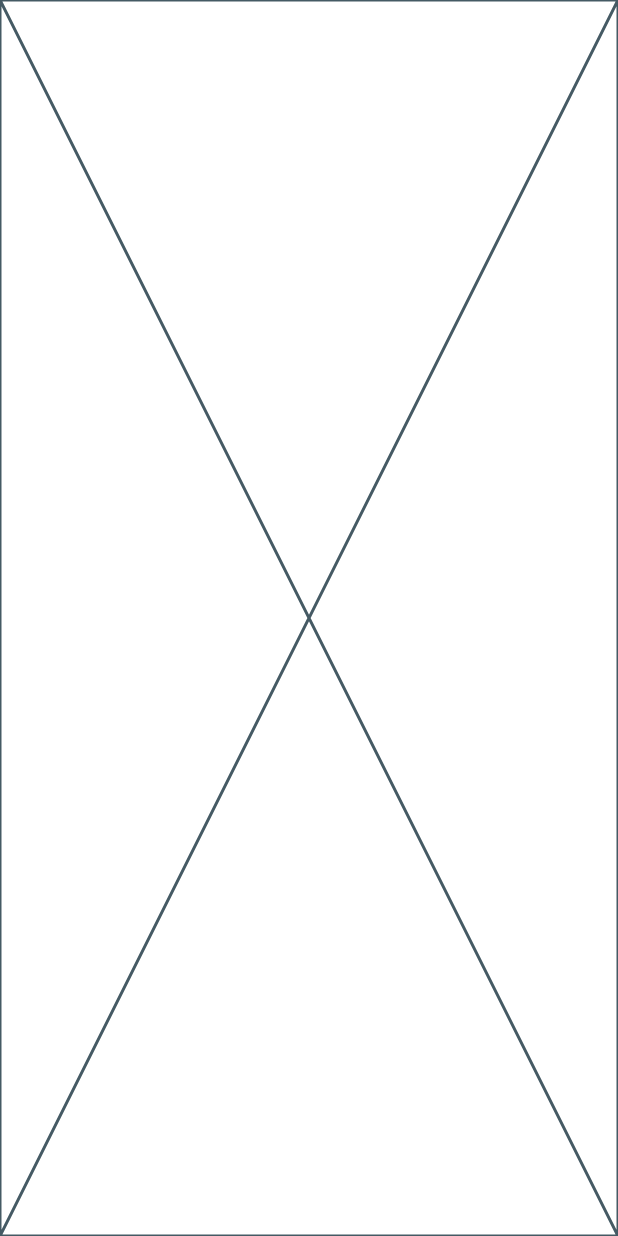
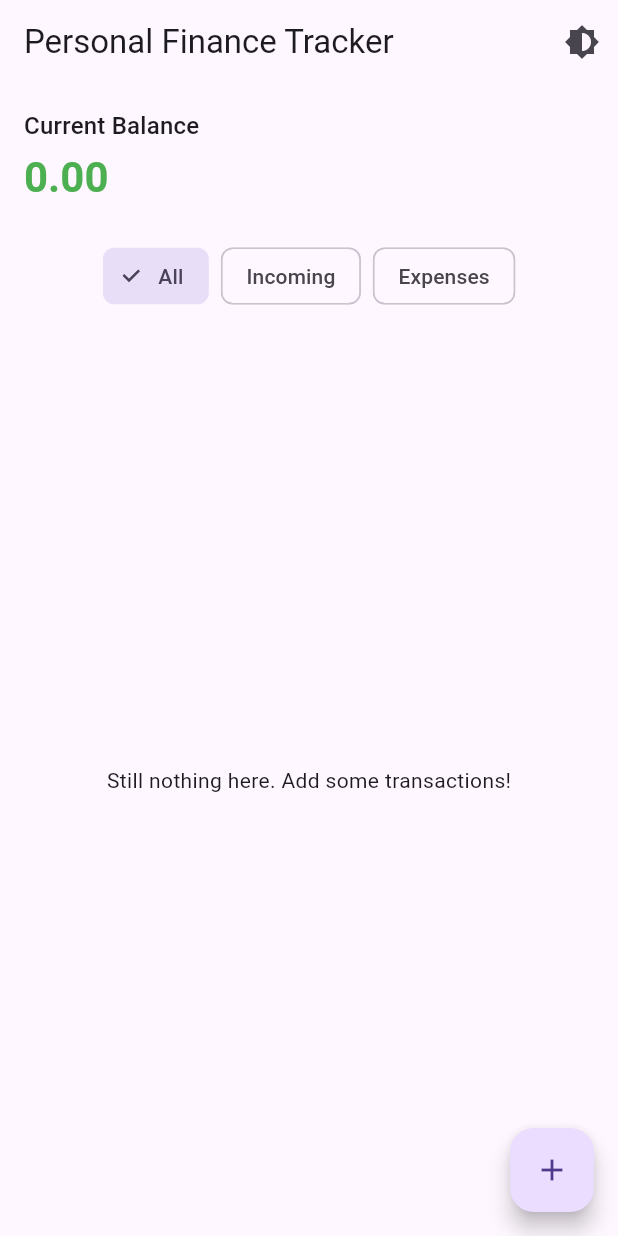
Before and after one commit to annaghiotto/personal_finance_tracker, a Flutter app: the screen it shows after launch, on a phone screen of 412 x 824 dp. Run offline on Flutter 3.47's test engine with Material 3 defaults, Android fonts, the phone set to English and light mode, and no system bars; our stand-ins replace equatable, flutter_bloc, hive, hive_flutter, shared_preferences; accounts and stored records are empty.

Commit message:
basic homeScreen with test transactions

```diff
--- a/lib/main.dart
+++ b/lib/main.dart
@@ -3,6 +3,7 @@ import 'package:flutter_bloc/flutter_bloc.dart';
 import 'package:hive_flutter/hive_flutter.dart';
 import 'package:personal_finance_tracker/cubit/theme/theme_cubit.dart';
 import 'package:personal_finance_tracker/cubit/transactions/transaction_cubit.dart';
+import 'package:personal_finance_tracker/ui/screens/home_screen.dart';
 import 'package:shared_preferences/shared_preferences.dart';
 
 import 'data/models/transaction.dart';
@@ -55,7 +56,7 @@ class MyApp extends StatelessWidget {
             themeMode: themeMode,
             theme: ThemeData.light(),
             darkTheme: ThemeData.dark(),
-            home: Placeholder(),
+            home: HomeScreen(),
           );
         },
       ),
--- /dev/null
+++ b/lib/ui/screens/home_screen.dart
@@ -0,0 +1,196 @@
+import 'package:flutter/material.dart';
+import 'package:flutter_bloc/flutter_bloc.dart';
+import 'package:intl/intl.dart';
+import 'package:personal_finance_tracker/cubit/theme/theme_cubit.dart';
+import 'package:personal_finance_tracker/cubit/transactions/transaction_cubit.dart';
+import 'package:personal_finance_tracker/cubit/transactions/transaction_state.dart';
+
+import 'package:personal_finance_tracker/data/models/transaction.dart';
+
+class HomeScreen extends StatelessWidget {
+  const HomeScreen({super.key});
+
+  @override
+  Widget build(BuildContext context) {
+    return Scaffold(
+      appBar: AppBar(
+        title: const Text('Personal Finance Tracker'),
+        actions: [
+          IconButton(
+            icon: const Icon(Icons.brightness_6),
+            onPressed: () {
+              context.read<ThemeCubit>().toggleTheme();
+            },
+          ),
+        ],
+      ),
+      body: BlocBuilder<TransactionCubit, TransactionState>(
+        builder: (context, state) {
+          if (state.isLoading) {
+            return const Center(child: CircularProgressIndicator());
+          }
+
+          if (state.errorMessage != null) {
+            return Center(child: Text('Errore: ${state.errorMessage}'));
+          }
+
+          return Column(
+            crossAxisAlignment: CrossAxisAlignment.stretch,
+            children: [
+              _BalanceSection(balance: state.balance),
+              const SizedBox(height: 8),
+              _FilterSection(
+                currentFilter: state.filter,
+                onFilterChanged: (filter) {
+                  context.read<TransactionCubit>().changeFilter(filter);
+                },
+              ),
+              const SizedBox(height: 8),
+              Expanded(
+                child: _TransactionList(
+                  transactions: state.filteredTransactions,
+                ),
+              ),
+            ],
+          );
+        },
+      ),
+      floatingActionButton: FloatingActionButton(
+        onPressed: () {
+          _addDummyTransaction(context);
+        },
+        child: const Icon(Icons.add),
+      ),
+    );
+  }
+
+  /// Per ora: aggiunge una transazione "dummy" (di test) per verificare
+  /// che Cubit + Hive + UI funzionino.
+  void _addDummyTransaction(BuildContext context) {
+    final now = DateTime.now();
+    final isIncome = now.second.isEven; // giusto per variare un po'
+
+    final tx = Transaction(
+      amount: 10.0,
+      type: isIncome ? 'income' : 'expense',
+      category: isIncome ? 'Test Income' : 'Test Expense',
+      date: now,
+      notes: 'Dummy transaction',
+    );
+
+    context.read<TransactionCubit>().addTransaction(tx);
+  }
+}
+
+class _BalanceSection extends StatelessWidget {
+  final double balance;
+
+  const _BalanceSection({required this.balance});
+
+  @override
+  Widget build(BuildContext context) {
+    final isPositive = balance >= 0;
+    final textTheme = Theme.of(context).textTheme;
+
+    return Container(
+      padding: const EdgeInsets.all(16),
+      child: Column(
+        crossAxisAlignment: CrossAxisAlignment.start,
+        children: [
+          Text(
+            'Current Balance',
+            style: textTheme.titleMedium,
+          ),
+          const SizedBox(height: 4),
+          Text(
+            balance.toStringAsFixed(2),
+            style: textTheme.headlineMedium?.copyWith(
+              color: isPositive ? Colors.green : Colors.red,
+              fontWeight: FontWeight.bold,
+            ),
+          ),
+        ],
+      ),
+    );
+  }
+}
+
+class _FilterSection extends StatelessWidget {
+  final TransactionFilter currentFilter;
+  final ValueChanged<TransactionFilter> onFilterChanged;
+
+  const _FilterSection({
+    required this.currentFilter,
+    required this.onFilterChanged,
+  });
+
+  @override
+  Widget build(BuildContext context) {
+    return Row(
+      mainAxisAlignment: MainAxisAlignment.center,
+      children: [
+        ChoiceChip(
+          label: const Text('All'),
+          selected: currentFilter == TransactionFilter.all,
+          onSelected: (_) => onFilterChanged(TransactionFilter.all),
+        ),
+        const SizedBox(width: 8),
+        ChoiceChip(
+          label: const Text('Incoming'),
+          selected: currentFilter == TransactionFilter.income,
+          onSelected: (_) => onFilterChanged(TransactionFilter.income),
+        ),
+        const SizedBox(width: 8),
+        ChoiceChip(
+          label: const Text('Expenses'),
+          selected: currentFilter == TransactionFilter.expense,
+          onSelected: (_) => onFilterChanged(TransactionFilter.expense),
+        ),
+      ],
+    );
+  }
+}
+
+class _TransactionList extends StatelessWidget {
+  final List<Transaction> transactions;
+
+  const _TransactionList({
+    required this.transactions,
+  });
+
+  @override
+  Widget build(BuildContext context) {
+    if (transactions.isEmpty) {
+      return const Center(
+        child: Text('Still nothing here. Add some transactions!'),
+      );
+    }
+
+    return ListView.builder(
+      itemCount: transactions.length,
+      itemBuilder: (context, index) {
+        final t = transactions[index];
+        final isIncome = t.type == 'income';
+        final sign = isIncome ? '+' : '-';
+
+        return ListTile(
+          leading: Icon(
+            isIncome ? Icons.arrow_downward : Icons.arrow_upward,
+            color: isIncome ? Colors.green : Colors.red,
+          ),
+          title: Text(t.category),
+          subtitle: Text(
+            '${DateFormat('yyyy-MM-dd HH:mm:ss').format(t.date)}${t.notes != null ? ' • ${t.notes}' : ''}',
+          ),
+          trailing: Text(
+            '$sign${t.amount.toStringAsFixed(2)}',
+            style: TextStyle(
+              color: isIncome ? Colors.green : Colors.red,
+              fontWeight: FontWeight.bold,
+            ),
+          ),
+        );
+      },
+    );
+  }
+}
--- a/pubspec.yaml
+++ b/pubspec.yaml
@@ -41,6 +41,7 @@ dependencies:
   flutter_bloc: ^9.1.1
   equatable: ^2.0.7
   shared_preferences: ^2.5.3
+  intl: ^0.20.2
 
 dev_dependencies:
   flutter_test:
```
Also changed, not shown: pubspec.lock.
